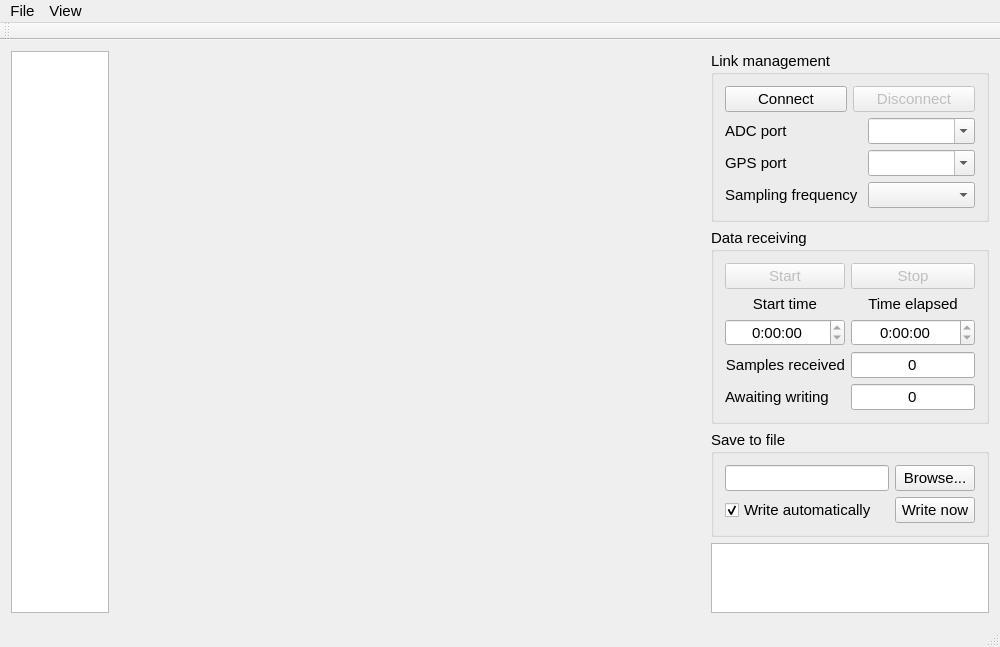
Old version of the form mainwindow.ui in the repository NIA/seismoreg.
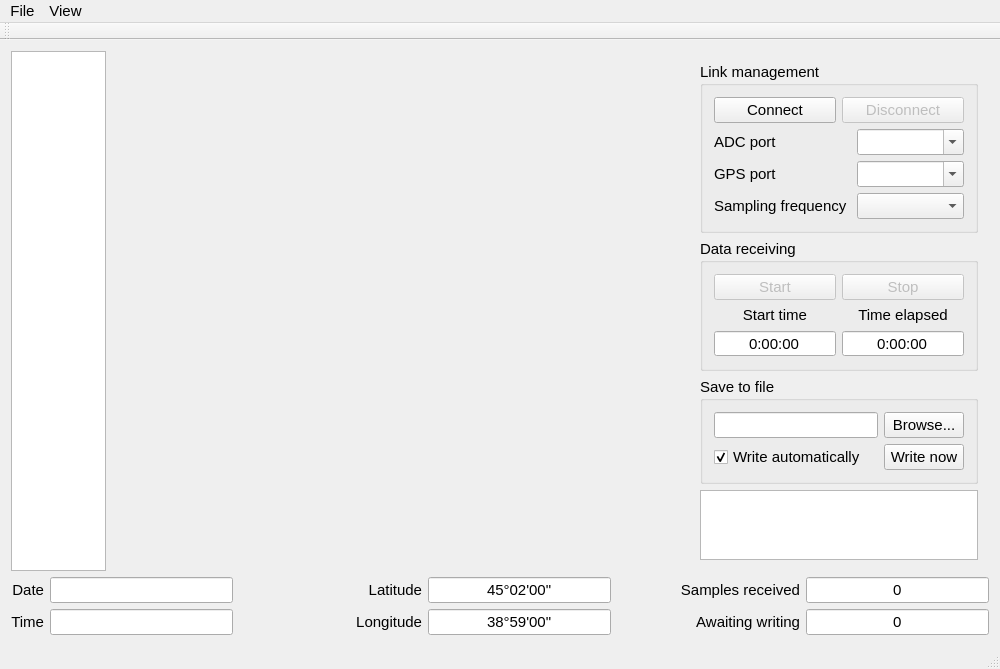
New version of the form. Custom widgets are drawn as their Qt base class.

What changed in the file:
```diff
--- a/mainwindow.ui
+++ b/mainwindow.ui
@@ -21,7 +21,7 @@
   <widget class="QWidget" name="centralWidget">
    <layout class="QVBoxLayout" name="verticalLayout_2">
     <item>
-     <layout class="QHBoxLayout" name="horizontalLayout" stretch="1,6,2">
+     <layout class="QHBoxLayout" name="horizontalLayout" stretch="1,6,0">
       <item>
        <widget class="QListWidget" name="dataView">
         <property name="sizePolicy">
@@ -53,7 +53,8 @@
        </layout>
       </item>
       <item>
-       <layout class="QVBoxLayout" name="verticalLayout_3">
+       <widget class="QWidget" name="settings" native="true">
+        <layout class="QVBoxLayout" name="settingsLayout">
         <item>
          <widget class="QGroupBox" name="linkGroup">
           <property name="title">
@@ -186,6 +187,9 @@
              <property name="readOnly">
               <bool>true</bool>
              </property>
+              <property name="buttonSymbols">
+               <enum>QAbstractSpinBox::NoButtons</enum>
+              </property>
              <property name="displayFormat">
               <string>H:mm:ss</string>
              </property>
@@ -199,6 +203,9 @@
              <property name="readOnly">
               <bool>true</bool>
              </property>
+              <property name="buttonSymbols">
+               <enum>QAbstractSpinBox::NoButtons</enum>
+              </property>
              <property name="displayFormat">
               <string>H:mm:ss</string>
              </property>
@@ -224,35 +231,6 @@
              </property>
             </widget>
            </item>
-           <item row="3" column="2">
-            <widget class="QLineEdit" name="samplesRcvd">
-             <property name="text">
-              <string>0</string>
-             </property>
-             <property name="alignment">
-              <set>Qt::AlignCenter</set>
-             </property>
-             <property name="readOnly">
-              <bool>true</bool>
-             </property>
-            </widget>
-           </item>
-           <item row="3" column="1">
-            <widget class="QLabel" name="label_4">
-             <property name="sizePolicy">
-              <sizepolicy hsizetype="Expanding" vsizetype="Preferred">
-               <horstretch>0</horstretch>
-               <verstretch>0</verstretch>
-              </sizepolicy>
-             </property>
-             <property name="text">
-              <string>Samples received</string>
-             </property>
-             <property name="alignment">
-              <set>Qt::AlignRight|Qt::AlignTrailing|Qt::AlignVCenter</set>
-             </property>
-            </widget>
-           </item>
            <item row="0" column="2">
             <widget class="QPushButton" name="stopBtn">
              <property name="enabled">
@@ -263,26 +241,6 @@
              </property>
             </widget>
            </item>
-           <item row="4" column="1">
-            <widget class="QLabel" name="label">
-             <property name="text">
-              <string>Awaiting writing</string>
-             </property>
-            </widget>
-           </item>
-           <item row="4" column="2">
-            <widget class="QLineEdit" name="samplesInQueue">
-             <property name="text">
-              <string>0</string>
-             </property>
-             <property name="alignment">
-              <set>Qt::AlignCenter</set>
-             </property>
-             <property name="readOnly">
-              <bool>true</bool>
-             </property>
-            </widget>
-           </item>
            <item row="0" column="1">
             <widget class="QPushButton" name="startBtn">
              <property name="enabled">
@@ -332,19 +290,6 @@
           </layout>
          </widget>
         </item>
-        <item>
-         <spacer name="verticalSpacer">
-          <property name="orientation">
-           <enum>Qt::Vertical</enum>
-          </property>
-          <property name="sizeHint" stdset="0">
-           <size>
-            <width>20</width>
-            <height>40</height>
-           </size>
-          </property>
-         </spacer>
-        </item>
         <item>
          <widget class="LogWindow" name="logView">
           <property name="maximumSize">
@@ -362,6 +307,179 @@
          </widget>
         </item>
        </layout>
+       </widget>
+      </item>
+     </layout>
+    </item>
+    <item>
+     <layout class="QGridLayout" name="gridLayout_4">
+      <item row="0" column="4">
+       <widget class="QLabel" name="label_4">
+        <property name="sizePolicy">
+         <sizepolicy hsizetype="MinimumExpanding" vsizetype="Preferred">
+          <horstretch>0</horstretch>
+          <verstretch>0</verstretch>
+         </sizepolicy>
+        </property>
+        <property name="text">
+         <string>Samples received</string>
+        </property>
+        <property name="alignment">
+         <set>Qt::AlignRight|Qt::AlignTrailing|Qt::AlignVCenter</set>
+        </property>
+       </widget>
+      </item>
+      <item row="0" column="0">
+       <widget class="QLabel" name="label_8">
+        <property name="sizePolicy">
+         <sizepolicy hsizetype="Preferred" vsizetype="Preferred">
+          <horstretch>0</horstretch>
+          <verstretch>0</verstretch>
+         </sizepolicy>
+        </property>
+        <property name="text">
+         <string>Date</string>
+        </property>
+        <property name="alignment">
+         <set>Qt::AlignRight|Qt::AlignTrailing|Qt::AlignVCenter</set>
+        </property>
+       </widget>
+      </item>
+      <item row="1" column="0">
+       <widget class="QLabel" name="label_9">
+        <property name="sizePolicy">
+         <sizepolicy hsizetype="Preferred" vsizetype="Preferred">
+          <horstretch>0</horstretch>
+          <verstretch>0</verstretch>
+         </sizepolicy>
+        </property>
+        <property name="text">
+         <string>Time</string>
+        </property>
+        <property name="alignment">
+         <set>Qt::AlignRight|Qt::AlignTrailing|Qt::AlignVCenter</set>
+        </property>
+       </widget>
+      </item>
+      <item row="1" column="2">
+       <widget class="QLabel" name="label_11">
+        <property name="sizePolicy">
+         <sizepolicy hsizetype="MinimumExpanding" vsizetype="Preferred">
+          <horstretch>0</horstretch>
+          <verstretch>0</verstretch>
+         </sizepolicy>
+        </property>
+        <property name="text">
+         <string>Longitude</string>
+        </property>
+        <property name="alignment">
+         <set>Qt::AlignRight|Qt::AlignTrailing|Qt::AlignVCenter</set>
+        </property>
+       </widget>
+      </item>
+      <item row="0" column="5">
+       <widget class="QLineEdit" name="samplesRcvd">
+        <property name="text">
+         <string>0</string>
+        </property>
+        <property name="alignment">
+         <set>Qt::AlignCenter</set>
+        </property>
+        <property name="readOnly">
+         <bool>true</bool>
+        </property>
+       </widget>
+      </item>
+      <item row="1" column="1">
+       <widget class="QLineEdit" name="currentTime">
+        <property name="alignment">
+         <set>Qt::AlignCenter</set>
+        </property>
+        <property name="readOnly">
+         <bool>true</bool>
+        </property>
+       </widget>
+      </item>
+      <item row="0" column="1">
+       <widget class="QLineEdit" name="currentDate">
+        <property name="alignment">
+         <set>Qt::AlignCenter</set>
+        </property>
+        <property name="readOnly">
+         <bool>true</bool>
+        </property>
+       </widget>
+      </item>
+      <item row="1" column="4">
+       <widget class="QLabel" name="label">
+        <property name="sizePolicy">
+         <sizepolicy hsizetype="MinimumExpanding" vsizetype="Preferred">
+          <horstretch>0</horstretch>
+          <verstretch>0</verstretch>
+         </sizepolicy>
+        </property>
+        <property name="text">
+         <string>Awaiting writing</string>
+        </property>
+        <property name="alignment">
+         <set>Qt::AlignRight|Qt::AlignTrailing|Qt::AlignVCenter</set>
+        </property>
+       </widget>
+      </item>
+      <item row="0" column="2">
+       <widget class="QLabel" name="label_10">
+        <property name="sizePolicy">
+         <sizepolicy hsizetype="MinimumExpanding" vsizetype="Preferred">
+          <horstretch>0</horstretch>
+          <verstretch>0</verstretch>
+         </sizepolicy>
+        </property>
+        <property name="text">
+         <string>Latitude</string>
+        </property>
+        <property name="alignment">
+         <set>Qt::AlignRight|Qt::AlignTrailing|Qt::AlignVCenter</set>
+        </property>
+       </widget>
+      </item>
+      <item row="0" column="3">
+       <widget class="QLineEdit" name="currentLatitude">
+        <property name="text">
+         <string>45°02'00&quot;</string>
+        </property>
+        <property name="alignment">
+         <set>Qt::AlignCenter</set>
+        </property>
+        <property name="readOnly">
+         <bool>true</bool>
+        </property>
+       </widget>
+      </item>
+      <item row="1" column="3">
+       <widget class="QLineEdit" name="currentLongitude">
+        <property name="text">
+         <string>38°59'00&quot;</string>
+        </property>
+        <property name="alignment">
+         <set>Qt::AlignCenter</set>
+        </property>
+        <property name="readOnly">
+         <bool>true</bool>
+        </property>
+       </widget>
+      </item>
+      <item row="1" column="5">
+       <widget class="QLineEdit" name="samplesInQueue">
+        <property name="text">
+         <string>0</string>
+        </property>
+        <property name="alignment">
+         <set>Qt::AlignCenter</set>
+        </property>
+        <property name="readOnly">
+         <bool>true</bool>
+        </property>
+       </widget>
       </item>
      </layout>
     </item>
```
Left out of the diff: 94 changed lines with no effect on the pictures. Lines whose indentation alone changed are shown as unchanged.
